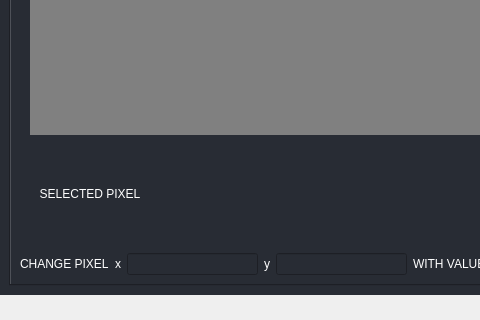
First picture: the form in TP0/GUI/gui2.ui, repository MatiMonaco/ATI_TPS, before the edit; both pictures show x 0 to 480 and y 356 to 676 of the 1052 by 676 pixel window.
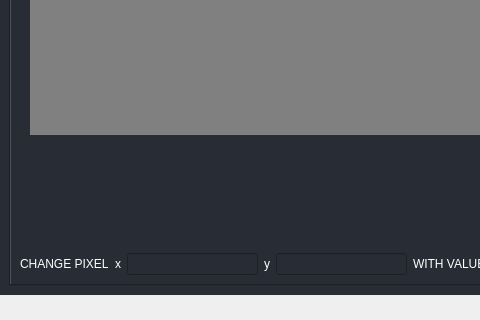
Second picture: the form after the edit. The open tabs and pages were chosen to show the change.

Commit message: added selected pixels

Diff of the .ui file:
```diff
--- a/TP0/GUI/gui2.ui
+++ b/TP0/GUI/gui2.ui
@@ -61,7 +61,7 @@
        <attribute name="title">
         <string>Tab 1</string>
        </attribute>
-       <layout class="QVBoxLayout" name="verticalLayout_2" stretch="1,8,1,1">
+       <layout class="QVBoxLayout" name="verticalLayout_2" stretch="1,8,0,1">
         <item>
          <layout class="QHBoxLayout" name="horizontalLayout" stretch="2,3,4,0,2,0">
           <property name="sizeConstraint">
@@ -241,26 +241,13 @@
          </layout>
         </item>
         <item>
-         <layout class="QHBoxLayout" name="horizontalLayout_3" stretch="1,2,4">
+         <layout class="QHBoxLayout" name="horizontalLayout_3" stretch="2,0,0,0">
           <property name="spacing">
            <number>30</number>
           </property>
           <property name="rightMargin">
            <number>0</number>
           </property>
-          <item>
-           <widget class="QLabel" name="lbl_selected_pixel">
-            <property name="styleSheet">
-             <string notr="true">color:rgb(255, 255, 255)</string>
-            </property>
-            <property name="text">
-             <string>SELECTED PIXEL</string>
-            </property>
-            <property name="alignment">
-             <set>Qt::AlignCenter</set>
-            </property>
-           </widget>
-          </item>
           <item>
            <widget class="QLabel" name="txt_pixel">
             <property name="cursor">
```
Left out of the diff: 16 changed lines with no effect on the pictures. The commit also changes 4 other files.
